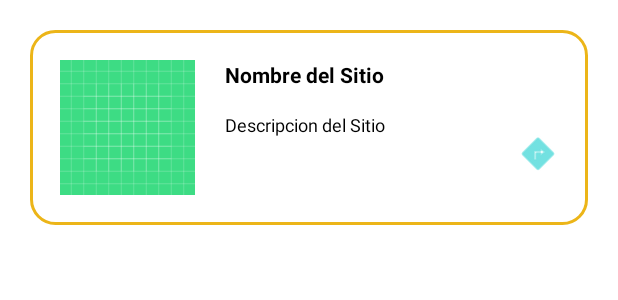
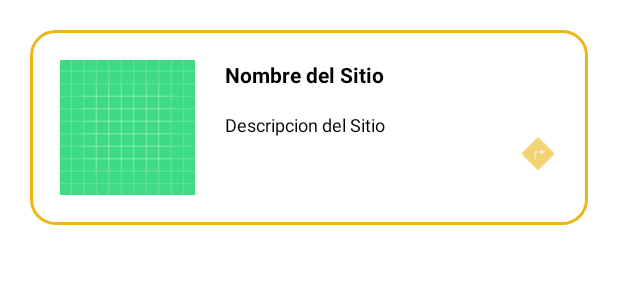
Before and after one commit to FelipeYepez/KAMPA, an Android app: the layout item_sitios_favoritos.xml on its own in the app's theme, with its tools: preview values and no code run, on a phone screen of 412 x 824 dp. Shown: the top 300 px of the screen. Run offline under Robolectric (Android 15) with nearby library versions, the phone set to English and light mode, and no system bars.

Commit message:
Colores de botones de Editar y Direcciones

```diff
--- a/Project/app/src/main/res/layout/fragment_sitios_favoritos.xml
+++ b/Project/app/src/main/res/layout/fragment_sitios_favoritos.xml
@@ -33,7 +33,7 @@
             android:layout_toEndOf="@+id/tvTitle"
             android:background="@android:color/transparent"
             android:src="@android:drawable/ic_menu_edit"
-            app:tint="@color/blue_color" />
+            app:tint="@color/amarilloEsenciaPatrimonio" />
 
         <androidx.recyclerview.widget.RecyclerView
             android:id="@+id/rvSitiosFavoritos"
--- a/Project/app/src/main/res/layout/item_sitios_favoritos.xml
+++ b/Project/app/src/main/res/layout/item_sitios_favoritos.xml
@@ -53,6 +53,6 @@
         android:layout_toEndOf="@+id/tvSitioDescription"
         android:background="@android:color/transparent"
         android:src="@android:drawable/ic_menu_directions"
-        app:tint="@color/blue_color" />
+        app:tint="@color/amarilloEsenciaPatrimonio" />
 
 </RelativeLayout>
```
